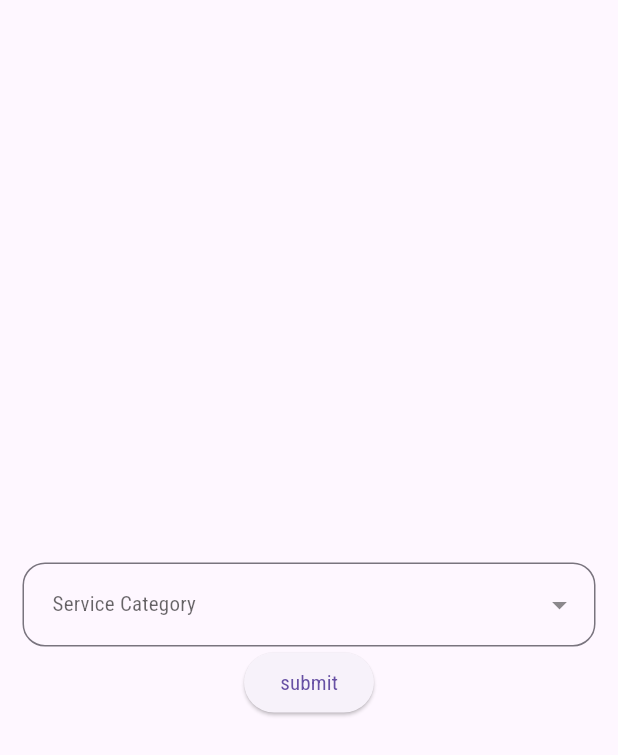
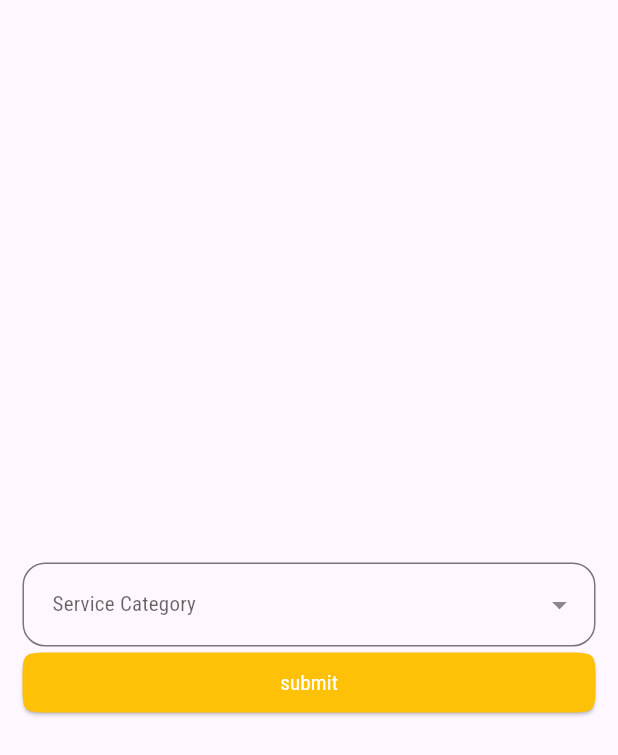
Before and after one commit to luhouyang/nutsnbolts, a Flutter app: the BecomeTechnicianPage screen opened directly, on a phone screen of 412 x 824 dp. Shown: the top 755 px of the screen. Run offline on Flutter 3.47's test engine with Material 3 defaults, Android fonts, the phone set to English and light mode, and no system bars; our stand-ins replace animated_bottom_navigation_bar, cloud_firestore, dash_chat_2, dropdown_button2, firebase_auth, firebase_core and 8 more; missing offline and left inert: dart_openai, firebase_ui_auth, firebase_ui_oauth_google, flutter_map_location_marker; accounts and stored records are empty.

Commit message:
button styling

```diff
--- a/lib/pages/become_technician.dart
+++ b/lib/pages/become_technician.dart
@@ -2,6 +2,7 @@ import 'package:dropdown_button2/dropdown_button2.dart';
 import 'package:flutter/material.dart';
 import 'package:nutsnbolts/entities/enums/enums.dart';
 import 'package:nutsnbolts/usecases/user_usecase.dart';
+import 'package:nutsnbolts/utils/constants.dart';
 import 'package:provider/provider.dart';
 
 class BecomeTechnicianPage extends StatefulWidget {
@@ -30,17 +31,13 @@ class _BecomeTechnicianPageState extends State<BecomeTechnicianPage> {
                   const SizedBox(
                     height: 30,
                   ),
-
                   DropdownButtonFormField2<String>(
                     isExpanded: true,
                     decoration: InputDecoration(
-                      // Add Horizontal padding using menuItemStyleData.padding so it matches
-                      // the menu padding when button's width is not specified.
                       contentPadding: const EdgeInsets.symmetric(vertical: 16),
                       border: OutlineInputBorder(
                         borderRadius: BorderRadius.circular(15),
                       ),
-                      // Add more decoration..
                     ),
                     hint: const Text(
                       'Service Category',
@@ -63,9 +60,7 @@ class _BecomeTechnicianPageState extends State<BecomeTechnicianPage> {
                       }
                       return null;
                     },
-                    onChanged: (value) {
-                      //Do something when selected item is changed.
-                    },
+                    onChanged: (value) {},
                     onSaved: (value) {
                       serviceType = value.toString();
                     },
@@ -88,8 +83,14 @@ class _BecomeTechnicianPageState extends State<BecomeTechnicianPage> {
                       padding: EdgeInsets.symmetric(horizontal: 16),
                     ),
                   ),
-                  // Submit button is here! TODO: style this button
-                  ElevatedButton(
+                  SizedBox(
+                      width: double.infinity,
+                      child: ElevatedButton(
+                          style: ElevatedButton.styleFrom(
+                              padding: const EdgeInsets.all(10),
+                              backgroundColor: MyColours.primaryColour,
+                              foregroundColor: MyColours.secondaryColour,
+                              shape: ContinuousRectangleBorder(borderRadius: BorderRadius.circular(20))),
                           onPressed: () async {
                             // validation
                             if (_formKey.currentState!.validate()) {
@@ -99,7 +100,7 @@ class _BecomeTechnicianPageState extends State<BecomeTechnicianPage> {
                                   (value) => Navigator.of(context).pop(),
                                 );
                           },
-                      child: const Text("submit"))
+                          child: const Text("submit")))
                 ],
               ),
             ),
--- a/lib/pages/technician_page.dart
+++ b/lib/pages/technician_page.dart
@@ -137,18 +137,17 @@ class _TechnicianPageState extends State<TechnicianPage> {
                                       backgroundColor: Colors.amber,
                                       content: MyMoneyTextField(controller: moneyController),
                                       actions: <Widget>[
-                                        // TODO: style this button
                                         TextButton(
                                           child: const Text(
                                             'Cancel',
-                                            style: TextStyle(color: Colors.red),
+                                            style: TextStyle(color: Colors.red, fontWeight: FontWeight.bold),
                                           ),
                                           onPressed: () {
                                             Navigator.of(context).pop();
                                           },
                                         ),
                                         TextButton(
-                                          child: const Text('Confirm'),
+                                          child: const Text('Confirm', style: TextStyle(fontWeight: FontWeight.bold),),
                                           onPressed: () async {
                                             await FirestoreModel().addBid(moneyController.text, userUsecase, caseEntity).then(
                                               (value) {
```
Also changed, not shown: lib/pages/add_case_page.dart (+21 -53 lines), lib/widgets/price_selection.dart (+16 -14 lines). Lines whose indentation alone changed are shown as unchanged.
